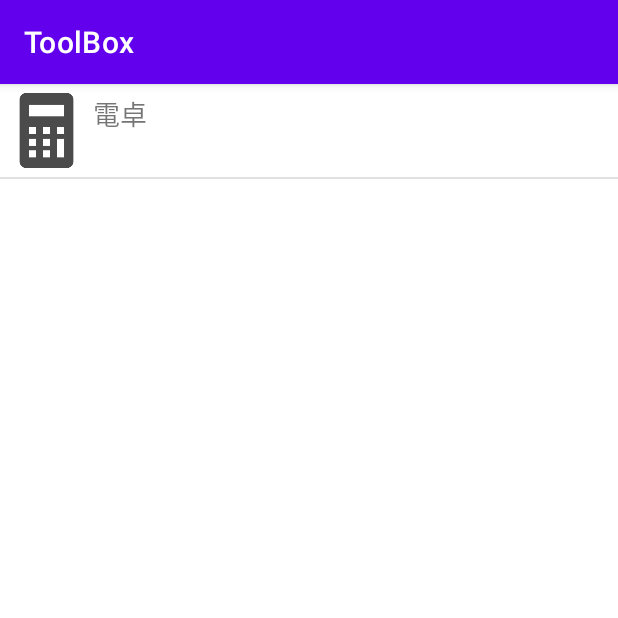
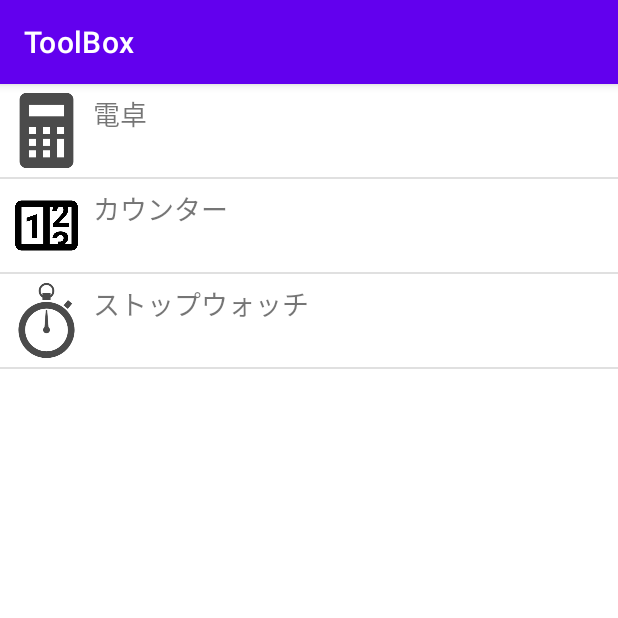
Before and after one commit to Akito626/ToolBox, an Android app: the screen it shows after launch (MainActivity), on a phone screen of 412 x 824 dp, the top half of it. Run offline under Robolectric (Android 15) with nearby library versions, the phone set to English and light mode, and no system bars.

Commit message:
リストの追加

```diff
--- a/app/src/main/java/com/alha_app/toolbox/MainActivity.java
+++ b/app/src/main/java/com/alha_app/toolbox/MainActivity.java
@@ -23,7 +23,7 @@ public class MainActivity extends AppCompatActivity {
         setContentView(R.layout.activity_main);
 
         String [] tools = getResources().getStringArray(R.array.tools);
-        int [] images = {R.drawable.calculator};
+        int [] images = {R.drawable.calculator, R.drawable.counter, R.drawable.stopwatch};
 
         ArrayList<Map<String, Object>> listData = new ArrayList<>();
         for (int i=0; i < tools.length; i++) {
--- a/app/src/main/res/values/strings.xml
+++ b/app/src/main/res/values/strings.xml
@@ -5,6 +5,8 @@
 
     <string-array name="tools">
         <item>電卓</item>
+        <item>カウンター</item>
+        <item>ストップウォッチ</item>
     </string-array>
 
     <string name="calc_0">0</string>
```
Also changed, not shown: app/src/main/res/drawable-v24/backspace.png (deleted), app/src/main/res/drawable-v24/counter.png (added), app/src/main/res/drawable-v24/stopwatch.png (added).
